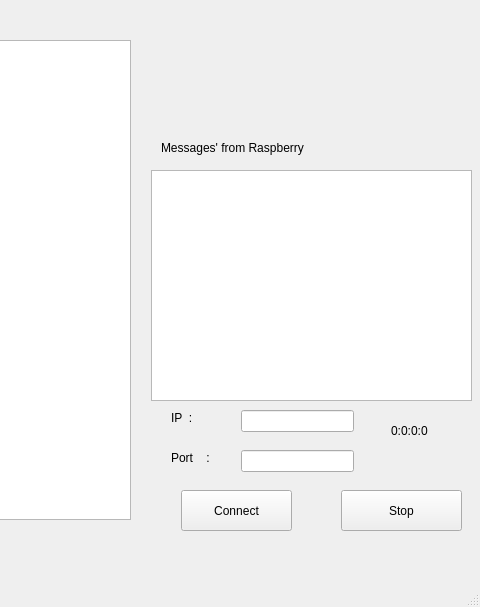
emrebayrm/Proje2, file Proje2/mainwindow.ui: the form before one commit; both pictures show x 559 to 1039 and y 0 to 607 of the 1039 by 607 pixel window.
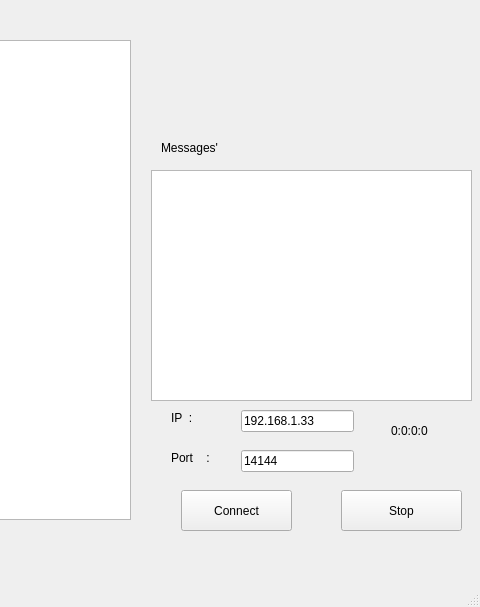
The form after the commit.

Patch:
```diff
--- a/Proje2/mainwindow.ui
+++ b/Proje2/mainwindow.ui
@@ -85,7 +85,7 @@
      </rect>
     </property>
     <property name="text">
-     <string>Messages' from Raspberry </string>
+     <string>Messages' </string>
     </property>
    </widget>
    <widget class="QLabel" name="stopWatch">
@@ -141,6 +141,9 @@
       <height>22</height>
      </rect>
     </property>
+    <property name="text">
+     <string>192.168.1.33</string>
+    </property>
    </widget>
    <widget class="QLineEdit" name="PortText">
     <property name="geometry">
@@ -151,6 +154,9 @@
       <height>22</height>
      </rect>
     </property>
+    <property name="text">
+     <string>14144</string>
+    </property>
    </widget>
    <widget class="QLabel" name="label">
     <property name="geometry">
```
